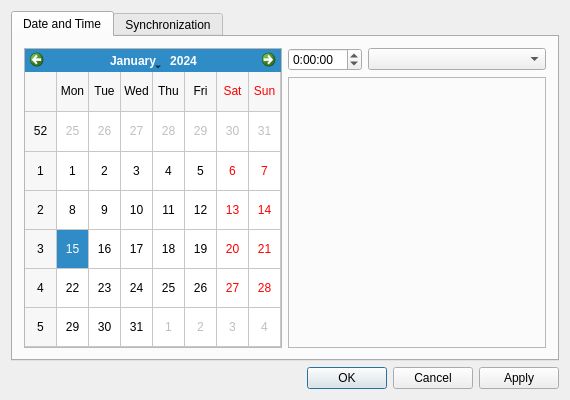
Above: datetime.ui from MX-Linux/mx-datetime before the change. Below: the same form after it.
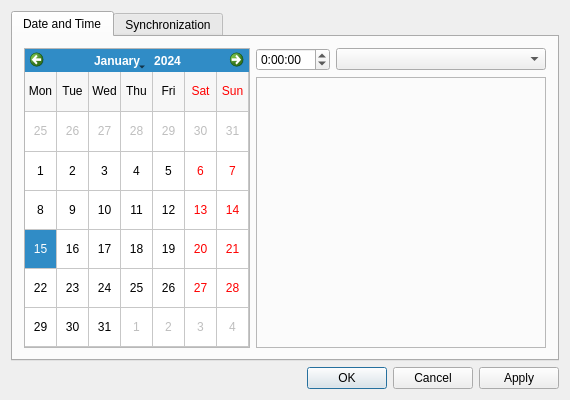
That is the form after the change. Custom widgets are drawn as their Qt base class.

Commit message: Improved calendar size control measures.

```diff
--- a/datetime.ui
+++ b/datetime.ui
@@ -99,6 +99,9 @@
             <property name="gridVisible">
              <bool>true</bool>
             </property>
+            <property name="verticalHeaderFormat">
+             <enum>QCalendarWidget::NoVerticalHeader</enum>
+            </property>
            </widget>
           </item>
          </layout>
```
The commit also changes 1 other file.
